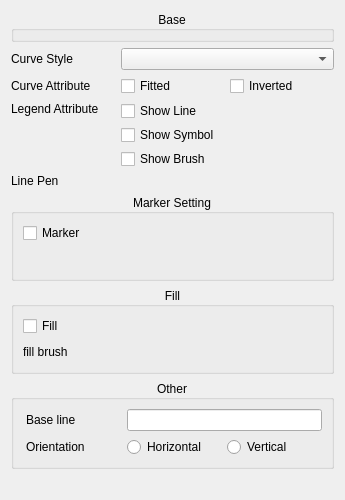
Above: src/DAGui/ChartSetting/DAChartCurveItemSettingWidget.ui from czyt1988/data-workbench before the change. Below: the same form after it.
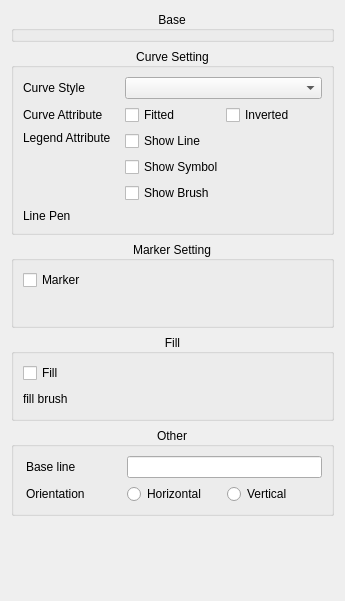
That is the form after the change. Custom widgets are drawn as their Qt base class.

Commit message: 进行chart setting的编写工作

```diff
--- a/src/DAGui/ChartSetting/DAChartCurveItemSettingWidget.ui
+++ b/src/DAGui/ChartSetting/DAChartCurveItemSettingWidget.ui
@@ -7,14 +7,199 @@
     <x>0</x>
     <y>0</y>
     <width>345</width>
-    <height>500</height>
+    <height>601</height>
    </rect>
   </property>
   <property name="windowTitle">
    <string>Curve Setting</string>
   </property>
-  <layout class="QGridLayout" name="gridLayout_2">
-   <item row="6" column="0" colspan="3">
+  <layout class="QVBoxLayout" name="verticalLayout_2">
+   <item>
+    <widget class="QGroupBox" name="groupBoxBaseItem">
+     <property name="sizePolicy">
+      <sizepolicy hsizetype="Preferred" vsizetype="Maximum">
+       <horstretch>0</horstretch>
+       <verstretch>0</verstretch>
+      </sizepolicy>
+     </property>
+     <property name="title">
+      <string>Base</string>
+     </property>
+     <property name="alignment">
+      <set>Qt::AlignCenter</set>
+     </property>
+     <property name="flat">
+      <bool>true</bool>
+     </property>
+     <layout class="QVBoxLayout" name="verticalLayout">
+      <property name="spacing">
+       <number>0</number>
+      </property>
+      <property name="leftMargin">
+       <number>0</number>
+      </property>
+      <property name="topMargin">
+       <number>1</number>
+      </property>
+      <property name="rightMargin">
+       <number>0</number>
+      </property>
+      <property name="bottomMargin">
+       <number>1</number>
+      </property>
+      <item>
+       <widget class="DA::DAChartPlotItemSettingWidget" name="widgetItemSetting" native="true"/>
+      </item>
+     </layout>
+    </widget>
+   </item>
+   <item>
+    <widget class="QGroupBox" name="groupBoxCurve">
+     <property name="sizePolicy">
+      <sizepolicy hsizetype="Preferred" vsizetype="Maximum">
+       <horstretch>0</horstretch>
+       <verstretch>0</verstretch>
+      </sizepolicy>
+     </property>
+     <property name="minimumSize">
+      <size>
+       <width>0</width>
+       <height>0</height>
+      </size>
+     </property>
+     <property name="title">
+      <string>Curve Setting</string>
+     </property>
+     <property name="alignment">
+      <set>Qt::AlignCenter</set>
+     </property>
+     <property name="flat">
+      <bool>true</bool>
+     </property>
+     <layout class="QGridLayout" name="gridLayout_5">
+      <item row="0" column="1" colspan="2">
+       <widget class="QComboBox" name="comboBoxCurveStyle"/>
+      </item>
+      <item row="2" column="1" colspan="2">
+       <layout class="QVBoxLayout" name="verticalLayout_4">
+        <item>
+         <widget class="QCheckBox" name="checkBoxLegendShowLine">
+          <property name="minimumSize">
+           <size>
+            <width>0</width>
+            <height>18</height>
+           </size>
+          </property>
+          <property name="text">
+           <string>Show Line</string>
+          </property>
+         </widget>
+        </item>
+        <item>
+         <widget class="QCheckBox" name="checkBoxLegendShowSymbol">
+          <property name="minimumSize">
+           <size>
+            <width>0</width>
+            <height>18</height>
+           </size>
+          </property>
+          <property name="text">
+           <string>Show Symbol</string>
+          </property>
+         </widget>
+        </item>
+        <item>
+         <widget class="QCheckBox" name="checkBoxLegendShowBrush">
+          <property name="minimumSize">
+           <size>
+            <width>0</width>
+            <height>18</height>
+           </size>
+          </property>
+          <property name="text">
+           <string>Show Brush</string>
+          </property>
+         </widget>
+        </item>
+       </layout>
+      </item>
+      <item row="2" column="0">
+       <widget class="QLabel" name="label_3">
+        <property name="minimumSize">
+         <size>
+          <width>0</width>
+          <height>54</height>
+         </size>
+        </property>
+        <property name="text">
+         <string>Legend Attribute</string>
+        </property>
+        <property name="alignment">
+         <set>Qt::AlignLeading|Qt::AlignLeft|Qt::AlignTop</set>
+        </property>
+       </widget>
+      </item>
+      <item row="0" column="0">
+       <widget class="QLabel" name="label">
+        <property name="text">
+         <string>Curve Style</string>
+        </property>
+       </widget>
+      </item>
+      <item row="1" column="0">
+       <widget class="QLabel" name="label_2">
+        <property name="text">
+         <string>Curve Attribute</string>
+        </property>
+       </widget>
+      </item>
+      <item row="1" column="2">
+       <widget class="QCheckBox" name="checkBoxInverted">
+        <property name="toolTip">
+         <string>&lt;html&gt;&lt;head/&gt;&lt;body&gt;&lt;p&gt;For Steps curve style only. Draws a step function from the right to the left.&lt;/p&gt;&lt;/body&gt;&lt;/html&gt;</string>
+        </property>
+        <property name="text">
+         <string>Inverted</string>
+        </property>
+       </widget>
+      </item>
+      <item row="1" column="1">
+       <widget class="QCheckBox" name="checkBoxFitted">
+        <property name="toolTip">
+         <string>&lt;html&gt;&lt;head/&gt;&lt;body&gt;&lt;p&gt;Only in combination with Lines Style, tries to interpolate/smooth the curve, before it is painted. &lt;/p&gt;&lt;p&gt;Note:Curve fitting requires temporary memory for calculating coefficients and additional points.&lt;/p&gt;&lt;/body&gt;&lt;/html&gt;</string>
+        </property>
+        <property name="text">
+         <string>Fitted</string>
+        </property>
+       </widget>
+      </item>
+      <item row="3" column="0">
+       <widget class="QLabel" name="label_7">
+        <property name="text">
+         <string>Line Pen</string>
+        </property>
+       </widget>
+      </item>
+      <item row="3" column="1" colspan="2">
+       <widget class="DA::DAPenEditWidget" name="penEditWidget" native="true">
+        <property name="sizePolicy">
+         <sizepolicy hsizetype="Preferred" vsizetype="Maximum">
+          <horstretch>0</horstretch>
+          <verstretch>0</verstretch>
+         </sizepolicy>
+        </property>
+        <property name="minimumSize">
+         <size>
+          <width>0</width>
+          <height>12</height>
+         </size>
+        </property>
+       </widget>
+      </item>
+     </layout>
+    </widget>
+   </item>
+   <item>
     <widget class="QGroupBox" name="groupBoxMarker">
      <property name="enabled">
       <bool>true</bool>
@@ -83,7 +268,73 @@
      </layout>
     </widget>
    </item>
-   <item row="10" column="0" colspan="3">
+   <item>
+    <widget class="QGroupBox" name="groupBoxFill">
+     <property name="sizePolicy">
+      <sizepolicy hsizetype="Preferred" vsizetype="Maximum">
+       <horstretch>0</horstretch>
+       <verstretch>0</verstretch>
+      </sizepolicy>
+     </property>
+     <property name="minimumSize">
+      <size>
+       <width>0</width>
+       <height>0</height>
+      </size>
+     </property>
+     <property name="title">
+      <string>Fill</string>
+     </property>
+     <property name="alignment">
+      <set>Qt::AlignCenter</set>
+     </property>
+     <property name="flat">
+      <bool>true</bool>
+     </property>
+     <property name="checkable">
+      <bool>false</bool>
+     </property>
+     <property name="checked">
+      <bool>false</bool>
+     </property>
+     <layout class="QGridLayout" name="gridLayout_3">
+      <item row="1" column="0">
+       <widget class="QLabel" name="label_8">
+        <property name="text">
+         <string>fill brush</string>
+        </property>
+       </widget>
+      </item>
+      <item row="0" column="0">
+       <widget class="QCheckBox" name="checkBoxEnableFill">
+        <property name="text">
+         <string>Fill</string>
+        </property>
+       </widget>
+      </item>
+      <item row="1" column="1" colspan="2">
+       <widget class="DA::DABrushEditWidget" name="brushEditWidget" native="true">
+        <property name="enabled">
+         <bool>false</bool>
+        </property>
+        <property name="sizePolicy">
+         <sizepolicy hsizetype="Preferred" vsizetype="Maximum">
+          <horstretch>0</horstretch>
+          <verstretch>0</verstretch>
+         </sizepolicy>
+        </property>
+        <property name="minimumSize">
+         <size>
+          <width>0</width>
+          <height>20</height>
+         </size>
+        </property>
+       </widget>
+      </item>
+     </layout>
+    </widget>
+   </item>
+   <item>
     <widget class="QGroupBox" name="groupBox">
      <property name="sizePolicy">
       <sizepolicy hsizetype="Preferred" vsizetype="Maximum">
@@ -147,149 +398,7 @@
      </layout>
     </widget>
    </item>
-   <item row="3" column="1" colspan="2">
-    <layout class="QVBoxLayout" name="verticalLayout_4">
-     <item>
-      <widget class="QCheckBox" name="checkBoxLegendShowLine">
-       <property name="minimumSize">
-        <size>
-         <width>0</width>
-         <height>18</height>
-        </size>
-       </property>
-       <property name="text">
-        <string>Show Line</string>
-       </property>
-      </widget>
-     </item>
-     <item>
-      <widget class="QCheckBox" name="checkBoxLegendShowSymbol">
-       <property name="minimumSize">
-        <size>
-         <width>0</width>
-         <height>18</height>
-        </size>
-       </property>
-       <property name="text">
-        <string>Show Symbol</string>
-       </property>
-      </widget>
-     </item>
-     <item>
-      <widget class="QCheckBox" name="checkBoxLegendShowBrush">
-       <property name="minimumSize">
-        <size>
-         <width>0</width>
-         <height>18</height>
-        </size>
-       </property>
-       <property name="text">
-        <string>Show Brush</string>
-       </property>
-      </widget>
-     </item>
-    </layout>
-   </item>
-   <item row="0" column="0" colspan="3">
-    <widget class="QGroupBox" name="groupBoxBaseItem">
-     <property name="title">
-      <string>Base</string>
-     </property>
-     <property name="alignment">
-      <set>Qt::AlignCenter</set>
-     </property>
-     <property name="flat">
-      <bool>true</bool>
-     </property>
-     <layout class="QVBoxLayout" name="verticalLayout">
-      <property name="spacing">
-       <number>0</number>
-      </property>
-      <property name="leftMargin">
-       <number>0</number>
-      </property>
-      <property name="topMargin">
-       <number>1</number>
-      </property>
-      <property name="rightMargin">
-       <number>0</number>
-      </property>
-      <property name="bottomMargin">
-       <number>1</number>
-      </property>
-      <item>
-       <widget class="DA::DAChartPlotItemSettingWidget" name="widgetItemSetting" native="true"/>
-      </item>
-     </layout>
-    </widget>
-   </item>
-   <item row="9" column="0" colspan="3">
-    <widget class="QGroupBox" name="groupBoxFill">
-     <property name="sizePolicy">
-      <sizepolicy hsizetype="Preferred" vsizetype="Maximum">
-       <horstretch>0</horstretch>
-       <verstretch>0</verstretch>
-      </sizepolicy>
-     </property>
-     <property name="minimumSize">
-      <size>
-       <width>0</width>
-       <height>0</height>
-      </size>
-     </property>
-     <property name="title">
-      <string>Fill</string>
-     </property>
-     <property name="alignment">
-      <set>Qt::AlignCenter</set>
-     </property>
-     <property name="flat">
-      <bool>true</bool>
-     </property>
-     <property name="checkable">
-      <bool>false</bool>
-     </property>
-     <property name="checked">
-      <bool>false</bool>
-     </property>
-     <layout class="QGridLayout" name="gridLayout_3">
-      <item row="1" column="0">
-       <widget class="QLabel" name="label_8">
-        <property name="text">
-         <string>fill brush</string>
-        </property>
-       </widget>
-      </item>
-      <item row="0" column="0">
-       <widget class="QCheckBox" name="checkBoxEnableFill">
-        <property name="text">
-         <string>Fill</string>
-        </property>
-       </widget>
-      </item>
-      <item row="1" column="1" colspan="2">
-       <widget class="DA::DABrushEditWidget" name="brushEditWidget" native="true">
-        <property name="enabled">
-         <bool>false</bool>
-        </property>
-        <property name="sizePolicy">
-         <sizepolicy hsizetype="Preferred" vsizetype="Maximum">
-          <horstretch>0</horstretch>
-          <verstretch>0</verstretch>
-         </sizepolicy>
-        </property>
-        <property name="minimumSize">
-         <size>
-          <width>0</width>
-          <height>20</height>
-         </size>
-        </property>
-       </widget>
-      </item>
-     </layout>
-    </widget>
-   </item>
-   <item row="11" column="0" colspan="3">
+   <item>
     <spacer name="verticalSpacer">
      <property name="orientation">
       <enum>Qt::Vertical</enum>
@@ -302,82 +411,6 @@
      </property>
     </spacer>
    </item>
-   <item row="1" column="1" colspan="2">
-    <widget class="QComboBox" name="comboBoxCurveStyle"/>
-   </item>
-   <item row="1" column="0">
-    <widget class="QLabel" name="label">
-     <property name="text">
-      <string>Curve Style</string>
-     </property>
-    </widget>
-   </item>
-   <item row="4" column="1" colspan="2">
-    <widget class="DA::DAPenEditWidget" name="penEditWidget" native="true">
-     <property name="sizePolicy">
-      <sizepolicy hsizetype="Preferred" vsizetype="Maximum">
-       <horstretch>0</horstretch>
-       <verstretch>0</verstretch>
-      </sizepolicy>
-     </property>
-     <property name="minimumSize">
-      <size>
-       <width>0</width>
-       <height>12</height>
-      </size>
-     </property>
-    </widget>
-   </item>
-   <item row="4" column="0">
-    <widget class="QLabel" name="label_7">
-     <property name="text">
-      <string>Line Pen</string>
-     </property>
-    </widget>
-   </item>
-   <item row="2" column="0">
-    <widget class="QLabel" name="label_2">
-     <property name="text">
-      <string>Curve Attribute</string>
-     </property>
-    </widget>
-   </item>
-   <item row="2" column="1">
-    <widget class="QCheckBox" name="checkBoxFitted">
-     <property name="toolTip">
-      <string>&lt;html&gt;&lt;head/&gt;&lt;body&gt;&lt;p&gt;Only in combination with Lines Style, tries to interpolate/smooth the curve, before it is painted. &lt;/p&gt;&lt;p&gt;Note:Curve fitting requires temporary memory for calculating coefficients and additional points.&lt;/p&gt;&lt;/body&gt;&lt;/html&gt;</string>
-     </property>
-     <property name="text">
-      <string>Fitted</string>
-     </property>
-    </widget>
-   </item>
-   <item row="2" column="2">
-    <widget class="QCheckBox" name="checkBoxInverted">
-     <property name="toolTip">
-      <string>&lt;html&gt;&lt;head/&gt;&lt;body&gt;&lt;p&gt;For Steps curve style only. Draws a step function from the right to the left.&lt;/p&gt;&lt;/body&gt;&lt;/html&gt;</string>
-     </property>
-     <property name="text">
-      <string>Inverted</string>
-     </property>
-    </widget>
-   </item>
-   <item row="3" column="0">
-    <widget class="QLabel" name="label_3">
-     <property name="minimumSize">
-      <size>
-       <width>0</width>
-       <height>54</height>
-      </size>
-     </property>
-     <property name="text">
-      <string>Legend Attribute</string>
-     </property>
-     <property name="alignment">
-      <set>Qt::AlignLeading|Qt::AlignLeft|Qt::AlignTop</set>
-     </property>
-    </widget>
-   </item>
   </layout>
  </widget>
  <customwidgets>
```
The commit also changes 9 other files.
